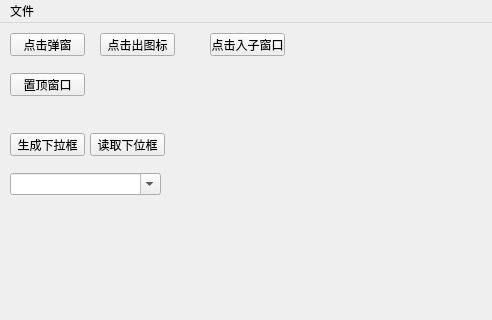
This is mainWindow/mainwindow.ui in cststudio/QtDemo as Qt 5 draws it before an edit; both pictures show x 0 to 492 and y 0 to 320 of the 800 by 600 pixel window. The edited form follows.
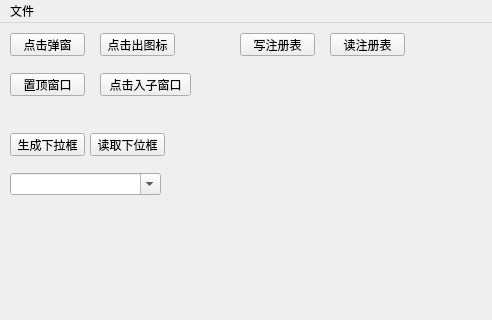
This is the edited form.

Commit message: 添加注册表读写功能。

What changed in the file:
```diff
--- a/mainWindow/mainwindow.ui
+++ b/mainWindow/mainwindow.ui
@@ -95,9 +95,9 @@
    <widget class="QPushButton" name="pushButton_6">
     <property name="geometry">
      <rect>
-      <x>210</x>
-      <y>10</y>
-      <width>75</width>
+      <x>100</x>
+      <y>50</y>
+      <width>91</width>
       <height>23</height>
      </rect>
     </property>
@@ -105,6 +105,32 @@
      <string>点击入子窗口</string>
     </property>
    </widget>
+   <widget class="QPushButton" name="pushButton_7">
+    <property name="geometry">
+     <rect>
+      <x>240</x>
+      <y>10</y>
+      <width>75</width>
+      <height>23</height>
+     </rect>
+    </property>
+    <property name="text">
+     <string>写注册表</string>
+    </property>
+   </widget>
+   <widget class="QPushButton" name="pushButton_8">
+    <property name="geometry">
+     <rect>
+      <x>330</x>
+      <y>10</y>
+      <width>75</width>
+      <height>23</height>
+     </rect>
+    </property>
+    <property name="text">
+     <string>读注册表</string>
+    </property>
+   </widget>
   </widget>
   <widget class="QMenuBar" name="menubar">
    <property name="geometry">
```
The commit also changes 4 other files.
